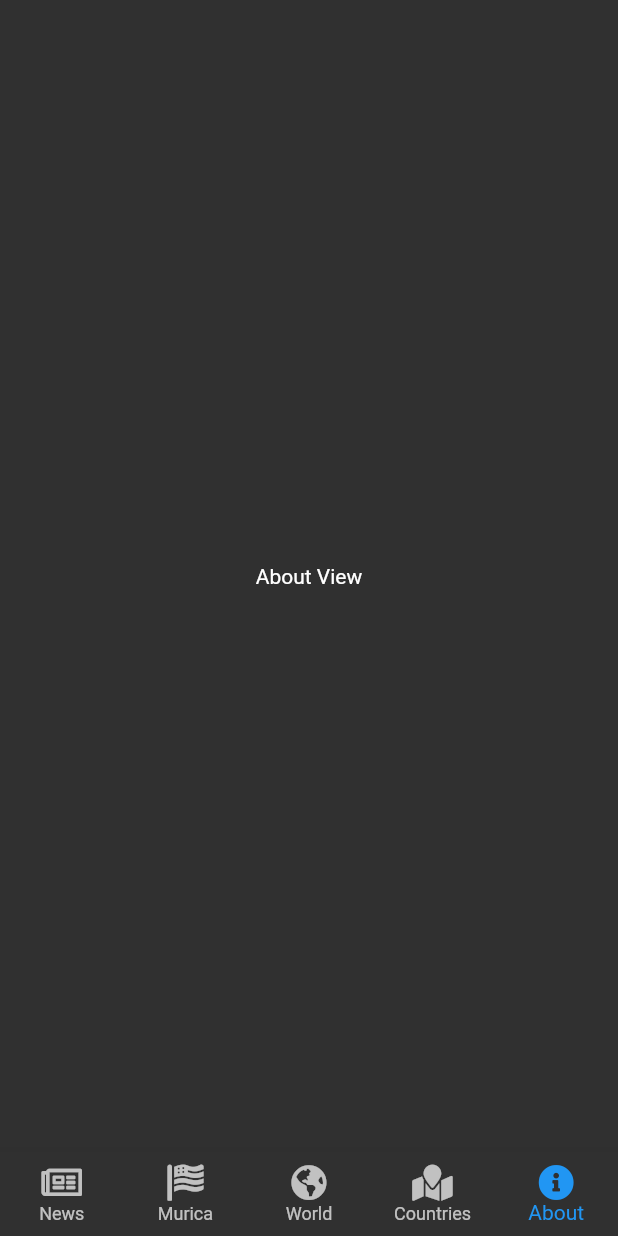
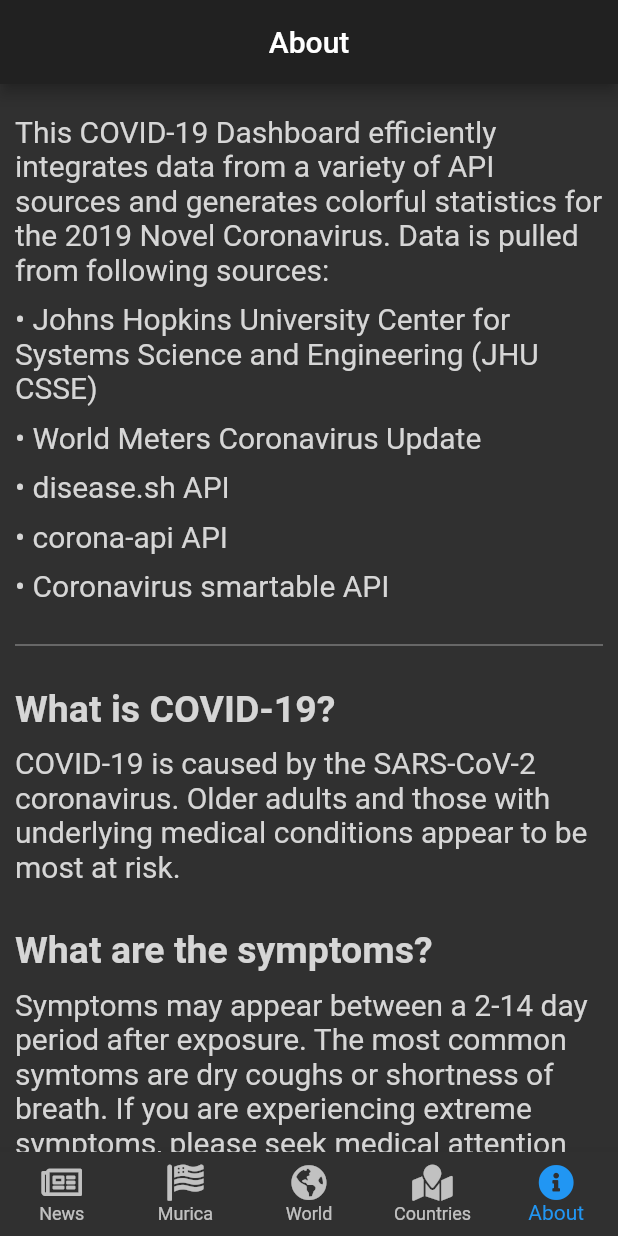
Before and after one commit to jawhnypoh/COVID_19_tracker, a Flutter app: the screen it shows after launch, item 5 of the bottom bar chosen, on a phone screen of 412 x 824 dp. Run offline on Flutter 3.47's test engine with Material 2 defaults, Android fonts, the phone set to English and light mode, and no system bars; our stand-ins replace charts_flutter, dio, font_awesome_flutter, jiffy; missing offline and left inert: flutter_webview_plugin; network calls fail.

Commit message:
Added stuff into about view and refactored country_model

```diff
--- a/lib/models/country_model.dart
+++ b/lib/models/country_model.dart
@@ -16,7 +16,6 @@ class CountryStats {
 }
 
 class Data {
-  Coordinates coordinates;
   String name;
   String code;
   int population;
@@ -26,7 +25,6 @@ class Data {
   List<Timeline> timeline;
 
   Data({
-    this.coordinates,
     this.name,
     this.code,
     this.population,
@@ -37,7 +35,6 @@ class Data {
   });
 
   factory Data.fromJson(Map<String, dynamic> json) => Data(
-    coordinates: Coordinates.fromJson(json["coordinates"]),
     name: json["name"],
     code: json["code"],
     population: json["population"],
@@ -48,7 +45,6 @@ class Data {
   );
 
   Map<String, dynamic> toJson() => {
-    "coordinates": coordinates.toJson(),
     "name": name,
     "code": code,
     "population": population,
@@ -56,26 +52,6 @@ class Data {
     "today": today.toJson(),
     "latest_data": latestData.toJson(),
     "timeline": List<dynamic>.from(timeline.map((x) => x.toJson())),
-  };
-}
-
-class Coordinates {
-  int latitude;
-  int longitude;
-
-  Coordinates({
-    this.latitude,
-    this.longitude,
-  });
-
-  factory Coordinates.fromJson(Map<String, dynamic> json) => Coordinates(
-    latitude: json["latitude"],
-    longitude: json["longitude"],
-  );
-
-  Map<String, dynamic> toJson() => {
-    "latitude": latitude,
-    "longitude": longitude,
   };
 }
 
--- a/lib/views/AboutView.dart
+++ b/lib/views/AboutView.dart
@@ -7,10 +7,100 @@ class AboutView extends StatelessWidget {
 
   @override
   Widget build(BuildContext context) {
+    return Scaffold(
+      appBar: AppBar(
+        centerTitle: true,
+        title: Text('About'),
+      ),
+      body: Container(
+        margin: const EdgeInsets.only(left: 10.0, right: 10.0),
+        child: SingleChildScrollView(
+          child: Container(
+            child: Column(
+              children: <Widget>[
+                const Padding(padding: EdgeInsets.only(top: 20.0)),
+                _buildAboutApp(),
+                const Padding(padding: EdgeInsets.only(top: 20.0)),
+                const Divider(color: Colors.grey),
+                const Padding(padding: EdgeInsets.only(top: 20.0)),
+                _buildAboutDisease(),
+                const Padding(padding: EdgeInsets.only(top: 20.0)),
+                const Divider(color: Colors.grey),
+                const Padding(padding: EdgeInsets.only(top: 10.0)),
+                Align(
+                  alignment: Alignment.bottomCenter,
+                  child: const Text('Version 1.0.0', style: TextStyle(color: Colors.grey)),
+                ),
+                const Padding(padding: EdgeInsets.only(top: 20.0)),
+              ],
+            ),
+          ),
+        ),
+      ),
+    );
+  }
+
+  Widget _buildAboutApp() {
     return Container(
-        child: Center(
-          child: Text('About View'),
-        )
+      child: Column(
+        crossAxisAlignment: CrossAxisAlignment.start,
+        children: <Widget>[
+          // Insert icon here later
+          Text('This COVID-19 Dashboard efficiently integrates data from a variety of API sources '
+              'and generates colorful statistics for the 2019 Novel Coronavirus. '
+              'Data is pulled from following sources: ',
+              style: TextStyle(color: Colors.grey[350], fontSize: 20.0),
+              textAlign: TextAlign.left),
+          const Padding(padding: EdgeInsets.only(top: 10.0)),
+          Text('• Johns Hopkins University Center for Systems Science and Engineering (JHU CSSE)',
+              style: TextStyle(color: Colors.grey[350], fontSize: 20.0),
+              textAlign: TextAlign.left),
+          const Padding(padding: EdgeInsets.only(top: 10.0)),
+          Text('• World Meters Coronavirus Update',
+              style: TextStyle(color: Colors.grey[350], fontSize: 20.0),
+              textAlign: TextAlign.right),
+          const Padding(padding: EdgeInsets.only(top: 10.0)),
+          Text('• disease.sh API',
+              style: TextStyle(color: Colors.grey[350], fontSize: 20.0),
+              textAlign: TextAlign.left),
+          const Padding(padding: EdgeInsets.only(top: 10.0)),
+          Text('• corona-api API',
+              style: TextStyle(color: Colors.grey[350], fontSize: 20.0),
+              textAlign: TextAlign.left),
+          const Padding(padding: EdgeInsets.only(top: 10.0)),
+          Text('• Coronavirus smartable API',
+              style: TextStyle(color: Colors.grey[350], fontSize: 20.0),
+              textAlign: TextAlign.left)
+        ],
+      ),
+    );
+  }
+
+  Widget _buildAboutDisease() {
+    return Container(
+        child: Column(
+          crossAxisAlignment: CrossAxisAlignment.start,
+          children: <Widget>[
+            Text('What is COVID-19?',
+                style: TextStyle(color: Colors.grey[350], fontWeight: FontWeight.bold, fontSize: 25.0),
+              textAlign: TextAlign.left,
+            ),
+            const Padding(padding: EdgeInsets.only(top: 10.0)),
+            Text('COVID-19 is caused by the SARS-CoV-2 coronavirus. '
+                'Older adults and those with underlying '
+                'medical conditions appear to be most at risk. ', style: TextStyle(color: Colors.grey[350], fontSize: 20.0)),
+            const Padding(padding: EdgeInsets.only(top: 30.0)),
+            Text('What are the symptoms?',
+              style: TextStyle(color: Colors.grey[350], fontWeight: FontWeight.bold, fontSize: 25.0),
+              textAlign: TextAlign.left,
+            ),
+            const Padding(padding: EdgeInsets.only(top: 10.0)),
+            Text('Symptoms may appear between a 2-14 day period after exposure. '
+                'The most common symtoms are dry coughs or shortness of breath. '
+                'If you are experiencing extreme symptoms, please seek medical '
+                'attention immediately.', style: TextStyle(color: Colors.grey[350], fontSize: 20.0)),
+          ],
+      )
     );
   }
 }
--- a/lib/views/GlobalView.dart
+++ b/lib/views/GlobalView.dart
@@ -32,6 +32,7 @@ class GlobalViewState extends State<GlobalView> {
         title: Text('Worldwide'),
       ),
       body: Container(
+        margin: const EdgeInsets.only(left: 10.0, right: 10.0),
         child: SingleChildScrollView(
           child: FutureBuilder<GlobalStats>(
             future: ApiResources().getGlobalResult(),
--- a/lib/views/SingleCountryView.dart
+++ b/lib/views/SingleCountryView.dart
@@ -1,6 +1,5 @@
 // Single Country Screen
 
-import 'dart:convert';
 import 'package:covid_19_tracker/charts/ColoredBox.dart';
 import 'package:covid_19_tracker/charts/CountryDonutPieChart.dart';
 import 'package:covid_19_tracker/utilities/api_resources.dart';
@@ -67,7 +66,7 @@ class SingleCountryViewState extends State<SingleCountryView> {
                       const Divider(color: Colors.grey),
                       Container(
                         height: 300,
-                        width: 300,
+                        width: 400,
                         child: donutPieChart,
                       ),
                       _buildPieChartLegend(),
```
